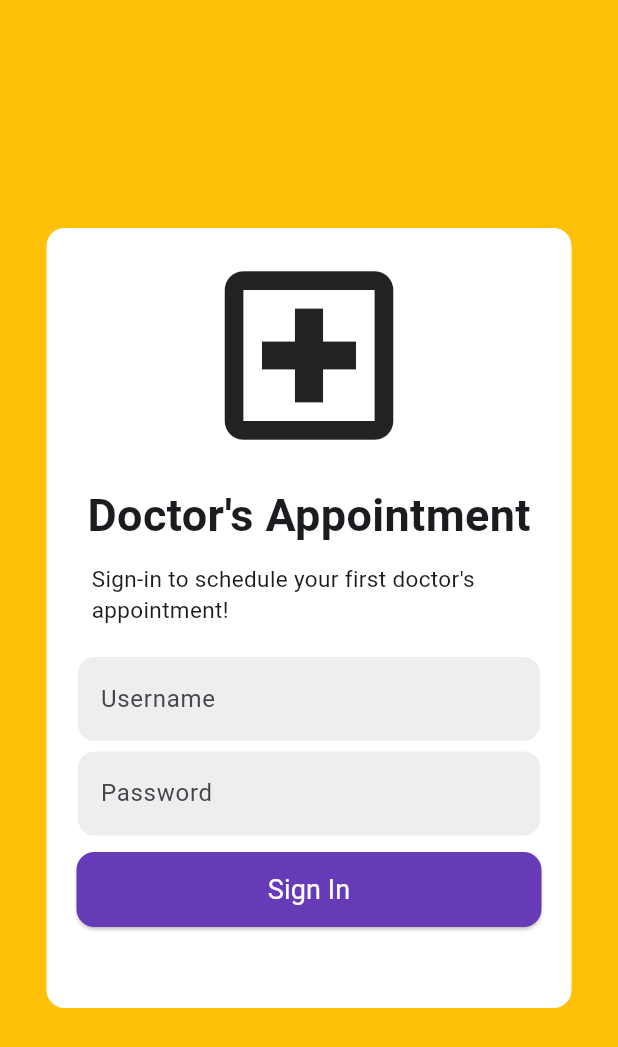
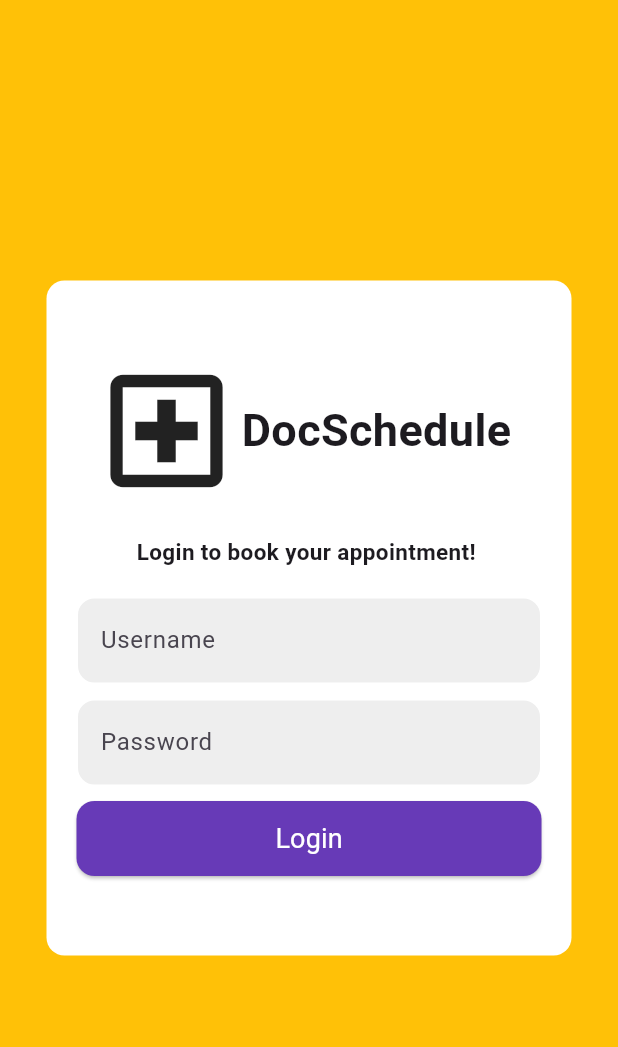
Before and after one commit to PraveenJJ/DocSchedulerApp, a Flutter app: the screen it shows after launch, on a phone screen of 412 x 824 dp. Shown: the top 1047 px of the screen. Run offline on Flutter 3.47's test engine with Material 3 defaults, Android fonts, the phone set to English and light mode, and no system bars.

Commit message:
login page design 1.0

```diff
--- a/lib/main.dart
+++ b/lib/main.dart
@@ -48,7 +48,7 @@
         body: Center(
           child: Container(
               width: 350,
-              height: 520,
+              height: 450,
               decoration: BoxDecoration(
                 color: Colors.white,
                 borderRadius: BorderRadius.circular(12),
@@ -80,21 +80,21 @@
       padding: const EdgeInsets.fromLTRB(0.0, 10.0, 0.0, 0.0),
       child: Column(
         children: [
-          const Icon(
-            Icons.local_hospital_outlined,
-            size: 150,
-          ),
-          const SizedBox(height: 10),
-          const Text(
-            'Doctor\'s Appointment',
-            style: TextStyle(fontWeight: FontWeight.bold, fontSize: 30),
-          ),
-          const SizedBox(height: 10),
+          // Logo container
           Container(
-            padding: const EdgeInsets.fromLTRB(30.0, 0.0, 0.0, 0.0),
-            child: const Text(
-              'Sign-in to schedule your first doctor\'s appointment!',
-              style: TextStyle(fontSize: 15),
+            padding: const EdgeInsets.fromLTRB(30.0, 40.0, 0.0, 0.0),
+            child: const Row(
+              children: [
+                Icon(
+                  Icons.local_hospital_outlined,
+                  size: 100,
+                ),
+                SizedBox(height: 10),
+                Text(
+                  'DocSchedule',
+                  style: TextStyle(fontWeight: FontWeight.bold, fontSize: 30),
+                ),
+              ],
             ),
           ),
           const SizedBox(height: 20),
@@ -120,7 +120,7 @@
     String password = _passwordController.text;
 
     // Load JSON file
-    String jsonContent = await rootBundle.loadString('users/users.json');
+    String jsonContent = await rootBundle.loadString('assets/users/users.json');
     List<dynamic> users = json.decode(jsonContent);
 
     // Check if username and password match
@@ -169,6 +169,14 @@
     return Container(
       child: Column(
         children: [
+          Container(
+            width: 310,
+            padding: const EdgeInsets.fromLTRB(40.0, 0.0, 0.0, 20.0),
+            child: const Text(
+              'Login to book your appointment!',
+              style: TextStyle(fontSize: 15, fontWeight: FontWeight.bold),
+            ),
+          ),
           // username container
           Container(
             width: 310,
@@ -185,7 +193,7 @@
               ),
             ),
           ),
-          const SizedBox(height: 5.0),
+          const SizedBox(height: 10.0),
           // password container
           Container(
             width: 310,
@@ -216,7 +224,7 @@
                 )
               ),
               child: const Text(
-                'Sign In',
+                'Login',
                 style: TextStyle(
                     color: Colors.white,
                     fontWeight: FontWeight.normal,
--- a/pubspec.yaml
+++ b/pubspec.yaml
@@ -60,7 +60,7 @@ flutter:
 
   # To add assets to your application, add an assets section, like this:
   assets:
-    - users/users.json
+    - assets/users/users.json
 
   # An image asset can refer to one or more resolution-specific "variants", see
   # https://flutter.dev/assets-and-images/#resolution-aware
```
